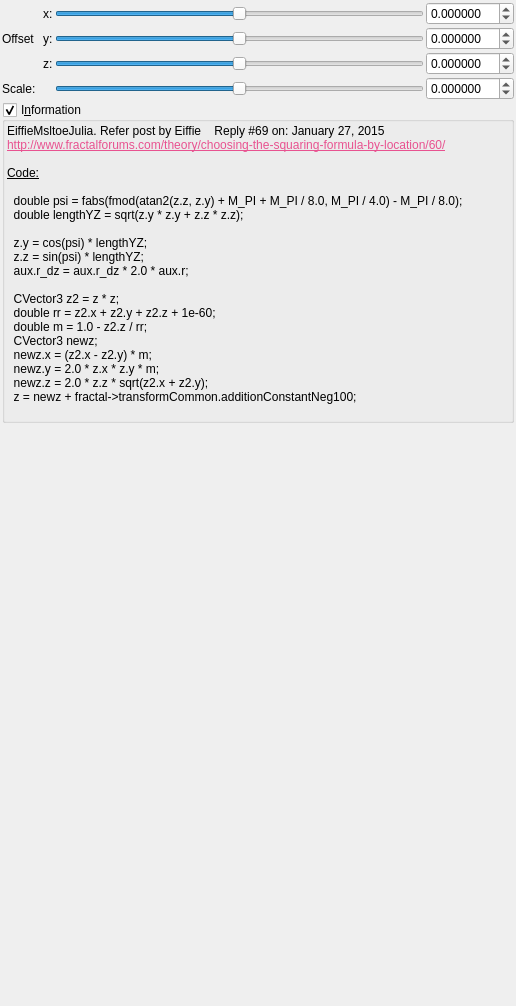
Old version of the form mandelbulber2/qt_data/fractal_eiffie_msltoe.ui in the repository buddhi1980/mandelbulber2.
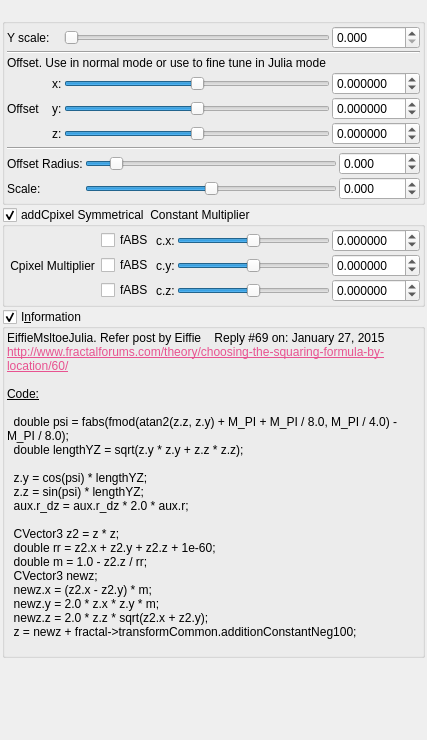
New version of the form. Custom widgets are drawn as their Qt base class.

Commit message:
msltoe julia bulb eiffie
Updated formual & UI

Patch:
```diff
--- a/mandelbulber2/qt_data/fractal_eiffie_msltoe.ui
+++ b/mandelbulber2/qt_data/fractal_eiffie_msltoe.ui
@@ -6,8 +6,8 @@
    <rect>
     <x>0</x>
     <y>0</y>
-    <width>516</width>
-    <height>1006</height>
+    <width>427</width>
+    <height>740</height>
    </rect>
   </property>
   <property name="windowTitle">
@@ -30,253 +30,679 @@
     <number>2</number>
    </property>
    <item>
-    <layout class="QGridLayout" name="gridLayout_64">
-     <property name="spacing">
-      <number>2</number>
+    <widget class="QLabel" name="label">
+     <property name="text">
+      <string/>
      </property>
-     <item row="1" column="3">
-      <widget class="QSlider" name="slider3_transf_addition_constant_neg100_y">
-       <property name="sizePolicy">
-        <sizepolicy hsizetype="Expanding" vsizetype="Maximum">
-         <horstretch>0</horstretch>
-         <verstretch>0</verstretch>
-        </sizepolicy>
-       </property>
-       <property name="minimum">
-        <number>-5000000</number>
-       </property>
-       <property name="maximum">
-        <number>5000000</number>
-       </property>
-       <property name="singleStep">
-        <number>1</number>
-       </property>
-       <property name="orientation">
-        <enum>Qt::Horizontal</enum>
-       </property>
-      </widget>
-     </item>
-     <item row="1" column="4">
-      <widget class="MyDoubleSpinBox" name="spinbox3_transf_addition_constant_neg100_y">
-       <property name="sizePolicy">
-        <sizepolicy hsizetype="Minimum" vsizetype="Maximum">
-         <horstretch>0</horstretch>
-         <verstretch>0</verstretch>
-        </sizepolicy>
-       </property>
-       <property name="prefix">
-        <string/>
-       </property>
-       <property name="suffix">
-        <string/>
-       </property>
-       <property name="decimals">
-        <number>6</number>
-       </property>
-       <property name="minimum">
-        <double>-99.989999999999995</double>
-       </property>
-       <property name="maximum">
-        <double>99.989999999999995</double>
-       </property>
-       <property name="singleStep">
-        <double>0.100000000000000</double>
-       </property>
-      </widget>
-     </item>
-     <item row="2" column="4">
-      <widget class="MyDoubleSpinBox" name="spinbox3_transf_addition_constant_neg100_z">
-       <property name="sizePolicy">
-        <sizepolicy hsizetype="Minimum" vsizetype="Maximum">
-         <horstretch>0</horstretch>
-         <verstretch>0</verstretch>
-        </sizepolicy>
-       </property>
-       <property name="prefix">
-        <string/>
-       </property>
-       <property name="suffix">
-        <string/>
-       </property>
-       <property name="decimals">
-        <number>6</number>
-       </property>
-       <property name="minimum">
-        <double>-99.989999999999995</double>
-       </property>
-       <property name="maximum">
-        <double>99.989999999999995</double>
-       </property>
-       <property name="singleStep">
-        <double>0.100000000000000</double>
-       </property>
-      </widget>
-     </item>
-     <item row="0" column="4">
-      <widget class="MyDoubleSpinBox" name="spinbox3_transf_addition_constant_neg100_x">
-       <property name="sizePolicy">
-        <sizepolicy hsizetype="Minimum" vsizetype="Maximum">
-         <horstretch>0</horstretch>
-         <verstretch>0</verstretch>
-        </sizepolicy>
-       </property>
-       <property name="prefix">
-        <string/>
-       </property>
-       <property name="suffix">
-        <string/>
-       </property>
-       <property name="decimals">
-        <number>6</number>
-       </property>
-       <property name="minimum">
-        <double>-99.989999999999995</double>
-       </property>
-       <property name="maximum">
-        <double>99.989999999999995</double>
-       </property>
-       <property name="singleStep">
-        <double>0.100000000000000</double>
-       </property>
-      </widget>
-     </item>
-     <item row="0" column="3">
-      <widget class="QSlider" name="slider3_transf_addition_constant_neg100_x">
-       <property name="sizePolicy">
-        <sizepolicy hsizetype="Preferred" vsizetype="Preferred">
-         <horstretch>0</horstretch>
-         <verstretch>0</verstretch>
-        </sizepolicy>
-       </property>
-       <property name="minimum">
-        <number>-5000000</number>
-       </property>
-       <property name="maximum">
-        <number>5000000</number>
-       </property>
-       <property name="singleStep">
-        <number>1</number>
-       </property>
-       <property name="orientation">
-        <enum>Qt::Horizontal</enum>
-       </property>
-      </widget>
-     </item>
-     <item row="0" column="2">
-      <widget class="QLabel" name="label_257">
-       <property name="text">
-        <string>x:</string>
-       </property>
-      </widget>
-     </item>
-     <item row="1" column="2">
-      <widget class="QLabel" name="label_264">
-       <property name="text">
-        <string>y:</string>
-       </property>
-      </widget>
-     </item>
-     <item row="2" column="3">
-      <widget class="QSlider" name="slider3_transf_addition_constant_neg100_z">
-       <property name="sizePolicy">
-        <sizepolicy hsizetype="Expanding" vsizetype="Maximum">
-         <horstretch>0</horstretch>
-         <verstretch>0</verstretch>
-        </sizepolicy>
-       </property>
-       <property name="minimum">
-        <number>-5000000</number>
-       </property>
-       <property name="maximum">
-        <number>5000000</number>
-       </property>
-       <property name="singleStep">
-        <number>1</number>
-       </property>
-       <property name="orientation">
-        <enum>Qt::Horizontal</enum>
-       </property>
-      </widget>
-     </item>
-     <item row="1" column="1">
-      <widget class="QLabel" name="label_267">
-       <property name="text">
-        <string>Offset  </string>
-       </property>
-      </widget>
-     </item>
-     <item row="2" column="2">
-      <widget class="QLabel" name="label_266">
-       <property name="text">
-        <string>z:</string>
-       </property>
-      </widget>
-     </item>
-     <item row="3" column="2">
-      <widget class="QLabel" name="label_269">
-       <property name="text">
-        <string/>
-       </property>
-      </widget>
-     </item>
-     <item row="3" column="1">
-      <widget class="QLabel" name="label_268">
-       <property name="text">
-        <string>Scale:</string>
-       </property>
-      </widget>
-     </item>
-     <item row="3" column="4">
-      <widget class="MyDoubleSpinBox" name="spinbox_transf_scale_1">
-       <property name="sizePolicy">
-        <sizepolicy hsizetype="Minimum" vsizetype="Maximum">
-         <horstretch>0</horstretch>
-         <verstretch>0</verstretch>
-        </sizepolicy>
-       </property>
-       <property name="prefix">
-        <string/>
-       </property>
-       <property name="suffix">
-        <string/>
-       </property>
-       <property name="decimals">
-        <number>6</number>
-       </property>
-       <property name="minimum">
-        <double>-99.989999999999995</double>
-       </property>
-       <property name="maximum">
-        <double>99.989999999999995</double>
-       </property>
-       <property name="singleStep">
-        <double>0.100000000000000</double>
-       </property>
-      </widget>
-     </item>
-     <item row="3" column="3">
-      <widget class="QSlider" name="slider_transf_scale_1">
-       <property name="sizePolicy">
-        <sizepolicy hsizetype="Expanding" vsizetype="Maximum">
-         <horstretch>0</horstretch>
-         <verstretch>0</verstretch>
-        </sizepolicy>
-       </property>
-       <property name="minimum">
-        <number>-5000000</number>
-       </property>
-       <property name="maximum">
-        <number>5000000</number>
-       </property>
-       <property name="singleStep">
-        <number>1</number>
-       </property>
-       <property name="orientation">
-        <enum>Qt::Horizontal</enum>
-       </property>
-      </widget>
-     </item>
-    </layout>
+    </widget>
+   </item>
+   <item>
+    <widget class="QGroupBox" name="groupBox_2">
+     <property name="toolTip">
+      <string>&lt;html&gt;&lt;head/&gt;&lt;body&gt;&lt;p&gt;&lt;span style=&quot; color:#000000;&quot;&gt;Post by Eiffie    Reply #69 on: January 27, 2015, 06:17:59 PM »&lt;/span&gt;&lt;/p&gt;&lt;p&gt;&lt;span style=&quot; font-family:'Courier New,courier'; color:#000000;&quot;&gt;http://www.fractalforums.com/theory/choosing-the-squaring-formula-by-location/60/&lt;/span&gt;&lt;/p&gt;&lt;/body&gt;&lt;/html&gt;</string>
+     </property>
+     <property name="title">
+      <string/>
+     </property>
+     <property name="checkable">
+      <bool>false</bool>
+     </property>
+     <layout class="QVBoxLayout" name="verticalLayout_30" stretch="0">
+      <property name="spacing">
+       <number>2</number>
+      </property>
+      <property name="leftMargin">
+       <number>2</number>
+      </property>
+      <property name="topMargin">
+       <number>2</number>
+      </property>
+      <property name="rightMargin">
+       <number>2</number>
+      </property>
+      <property name="bottomMargin">
+       <number>2</number>
+      </property>
+      <item>
+       <layout class="QGridLayout" name="gridLayout_64">
+        <property name="spacing">
+         <number>2</number>
+        </property>
+        <item row="7" column="1" colspan="4">
+         <layout class="QGridLayout" name="gridLayout_3">
+          <property name="spacing">
+           <number>2</number>
+          </property>
+          <item row="1" column="1">
+           <widget class="QSlider" name="slider_transf_scale_1">
+            <property name="sizePolicy">
+             <sizepolicy hsizetype="Expanding" vsizetype="Maximum">
+              <horstretch>0</horstretch>
+              <verstretch>0</verstretch>
+             </sizepolicy>
+            </property>
+            <property name="minimum">
+             <number>-2000</number>
+            </property>
+            <property name="maximum">
+             <number>2000</number>
+            </property>
+            <property name="value">
+             <number>0</number>
+            </property>
+            <property name="sliderPosition">
+             <number>0</number>
+            </property>
+            <property name="orientation">
+             <enum>Qt::Horizontal</enum>
+            </property>
+           </widget>
+          </item>
+          <item row="0" column="2">
+           <widget class="MyDoubleSpinBox" name="spinbox_transf_offset">
+            <property name="sizePolicy">
+             <sizepolicy hsizetype="Minimum" vsizetype="Maximum">
+              <horstretch>0</horstretch>
+              <verstretch>0</verstretch>
+             </sizepolicy>
+            </property>
+            <property name="prefix">
+             <string/>
+            </property>
+            <property name="suffix">
+             <string/>
+            </property>
+            <property name="decimals">
+             <number>3</number>
+            </property>
+            <property name="minimum">
+             <double>-2000.000000000000000</double>
+            </property>
+            <property name="maximum">
+             <double>2000.000000000000000</double>
+            </property>
+            <property name="singleStep">
+             <double>0.100000000000000</double>
+            </property>
+           </widget>
+          </item>
+          <item row="1" column="2">
+           <widget class="MyDoubleSpinBox" name="spinbox_transf_scale_1">
+            <property name="sizePolicy">
+             <sizepolicy hsizetype="Minimum" vsizetype="Maximum">
+              <horstretch>0</horstretch>
+              <verstretch>0</verstretch>
+             </sizepolicy>
+            </property>
+            <property name="prefix">
+             <string/>
+            </property>
+            <property name="suffix">
+             <string/>
+            </property>
+            <property name="decimals">
+             <number>3</number>
+            </property>
+            <property name="minimum">
+             <double>-2000.000000000000000</double>
+            </property>
+            <property name="maximum">
+             <double>2000.000000000000000</double>
+            </property>
+            <property name="singleStep">
+             <double>0.100000000000000</double>
+            </property>
+           </widget>
+          </item>
+          <item row="0" column="1">
+           <widget class="QSlider" name="slider_transf_offset">
+            <property name="sizePolicy">
+             <sizepolicy hsizetype="Expanding" vsizetype="Maximum">
+              <horstretch>0</horstretch>
+              <verstretch>0</verstretch>
+             </sizepolicy>
+            </property>
+            <property name="minimum">
+             <number>-2000</number>
+            </property>
+            <property name="maximum">
+             <number>18000</number>
+            </property>
+            <property name="value">
+             <number>0</number>
+            </property>
+            <property name="sliderPosition">
+             <number>0</number>
+            </property>
+            <property name="orientation">
+             <enum>Qt::Horizontal</enum>
+            </property>
+           </widget>
+          </item>
+          <item row="1" column="0">
+           <widget class="QLabel" name="label_147">
+            <property name="text">
+             <string>Scale:</string>
+            </property>
+           </widget>
+          </item>
+          <item row="0" column="0">
+           <widget class="QLabel" name="label_146">
+            <property name="text">
+             <string>Offset Radius:</string>
+            </property>
+           </widget>
+          </item>
+         </layout>
+        </item>
+        <item row="0" column="4">
+         <widget class="MyDoubleSpinBox" name="spinbox_transf_scale">
+          <property name="sizePolicy">
+           <sizepolicy hsizetype="Minimum" vsizetype="Maximum">
+            <horstretch>0</horstretch>
+            <verstretch>0</verstretch>
+           </sizepolicy>
+          </property>
+          <property name="prefix">
+           <string/>
+          </property>
+          <property name="suffix">
+           <string/>
+          </property>
+          <property name="decimals">
+           <number>3</number>
+          </property>
+          <property name="minimum">
+           <double>0.000000000000000</double>
+          </property>
+          <property name="maximum">
+           <double>115.000000000000000</double>
+          </property>
+          <property name="singleStep">
+           <double>0.100000000000000</double>
+          </property>
+         </widget>
+        </item>
+        <item row="5" column="2">
+         <widget class="QLabel" name="label_266">
+          <property name="text">
+           <string>z:</string>
+          </property>
+         </widget>
+        </item>
+        <item row="5" column="3">
+         <widget class="QSlider" name="slider3_transf_addition_constant_z">
+          <property name="sizePolicy">
+           <sizepolicy hsizetype="Expanding" vsizetype="Maximum">
+            <horstretch>0</horstretch>
+            <verstretch>0</verstretch>
+           </sizepolicy>
+          </property>
+          <property name="minimum">
+           <number>-5000000</number>
+          </property>
+          <property name="maximum">
+           <number>5000000</number>
+          </property>
+          <property name="singleStep">
+           <number>1</number>
+          </property>
+          <property name="orientation">
+           <enum>Qt::Horizontal</enum>
+          </property>
+         </widget>
+        </item>
+        <item row="0" column="3">
+         <widget class="QSlider" name="slider_transf_scale">
+          <property name="sizePolicy">
+           <sizepolicy hsizetype="Expanding" vsizetype="Maximum">
+            <horstretch>0</horstretch>
+            <verstretch>0</verstretch>
+           </sizepolicy>
+          </property>
+          <property name="minimum">
+           <number>0</number>
+          </property>
+          <property name="maximum">
+           <number>1000</number>
+          </property>
+          <property name="singleStep">
+           <number>1</number>
+          </property>
+          <property name="pageStep">
+           <number>100</number>
+          </property>
+          <property name="orientation">
+           <enum>Qt::Horizontal</enum>
+          </property>
+         </widget>
+        </item>
+        <item row="4" column="3">
+         <widget class="QSlider" name="slider3_transf_addition_constant_y">
+          <property name="sizePolicy">
+           <sizepolicy hsizetype="Expanding" vsizetype="Maximum">
+            <horstretch>0</horstretch>
+            <verstretch>0</verstretch>
+           </sizepolicy>
+          </property>
+          <property name="minimum">
+           <number>-5000000</number>
+          </property>
+          <property name="maximum">
+           <number>5000000</number>
+          </property>
+          <property name="singleStep">
+           <number>1</number>
+          </property>
+          <property name="orientation">
+           <enum>Qt::Horizontal</enum>
+          </property>
+         </widget>
+        </item>
+        <item row="1" column="1" colspan="4">
+         <widget class="Line" name="line">
+          <property name="orientation">
+           <enum>Qt::Horizontal</enum>
+          </property>
+         </widget>
+        </item>
+        <item row="3" column="4">
+         <widget class="MyDoubleSpinBox" name="spinbox3_transf_addition_constant_x">
+          <property name="sizePolicy">
+           <sizepolicy hsizetype="Minimum" vsizetype="Maximum">
+            <horstretch>0</horstretch>
+            <verstretch>0</verstretch>
+           </sizepolicy>
+          </property>
+          <property name="prefix">
+           <string/>
+          </property>
+          <property name="suffix">
+           <string/>
+          </property>
+          <property name="decimals">
+           <number>6</number>
+          </property>
+          <property name="minimum">
+           <double>-99.989999999999995</double>
+          </property>
+          <property name="maximum">
+           <double>99.989999999999995</double>
+          </property>
+          <property name="singleStep">
+           <double>0.100000000000000</double>
+          </property>
+         </widget>
+        </item>
+        <item row="4" column="2">
+         <widget class="QLabel" name="label_264">
+          <property name="text">
+           <string>y:</string>
+          </property>
+         </widget>
+        </item>
+        <item row="3" column="2">
+         <widget class="QLabel" name="label_257">
+          <property name="text">
+           <string>x:</string>
+          </property>
+         </widget>
+        </item>
+        <item row="5" column="4">
+         <widget class="MyDoubleSpinBox" name="spinbox3_transf_addition_constant_z">
+          <property name="sizePolicy">
+           <sizepolicy hsizetype="Minimum" vsizetype="Maximum">
+            <horstretch>0</horstretch>
+            <verstretch>0</verstretch>
+           </sizepolicy>
+          </property>
+          <property name="prefix">
+           <string/>
+          </property>
+          <property name="suffix">
+           <string/>
+          </property>
+          <property name="decimals">
+           <number>6</number>
+          </property>
+          <property name="minimum">
+           <double>-99.989999999999995</double>
+          </property>
+          <property name="maximum">
+           <double>99.989999999999995</double>
+          </property>
+          <property name="singleStep">
+           <double>0.100000000000000</double>
+          </property>
+         </widget>
+        </item>
+        <item row="4" column="4">
+         <widget class="MyDoubleSpinBox" name="spinbox3_transf_addition_constant_y">
+          <property name="sizePolicy">
+           <sizepolicy hsizetype="Minimum" vsizetype="Maximum">
+            <horstretch>0</horstretch>
+            <verstretch>0</verstretch>
+           </sizepolicy>
+          </property>
+          <property name="prefix">
+           <string/>
+          </property>
+          <property name="suffix">
+           <string/>
+          </property>
+          <property name="decimals">
+           <number>6</number>
+          </property>
+          <property name="minimum">
+           <double>-99.989999999999995</double>
+          </property>
+          <property name="maximum">
+           <double>99.989999999999995</double>
+          </property>
+          <property name="singleStep">
+           <double>0.100000000000000</double>
+          </property>
+         </widget>
+        </item>
+        <item row="6" column="1" colspan="4">
+         <widget class="Line" name="line_2">
+          <property name="orientation">
+           <enum>Qt::Horizontal</enum>
+          </property>
+         </widget>
+        </item>
+        <item row="4" column="1">
+         <widget class="QLabel" name="label_267">
+          <property name="text">
+           <string>Offset  </string>
+          </property>
+         </widget>
+        </item>
+        <item row="2" column="1" colspan="4">
+         <widget class="QLabel" name="label_2">
+          <property name="text">
+           <string>Offset. Use in normal mode or use to fine tune in Julia mode</string>
+          </property>
+         </widget>
+        </item>
+        <item row="3" column="3">
+         <widget class="QSlider" name="slider3_transf_addition_constant_x">
+          <property name="sizePolicy">
+           <sizepolicy hsizetype="Preferred" vsizetype="Preferred">
+            <horstretch>0</horstretch>
+            <verstretch>0</verstretch>
+           </sizepolicy>
+          </property>
+          <property name="minimum">
+           <number>-5000000</number>
+          </property>
+          <property name="maximum">
+           <number>5000000</number>
+          </property>
+          <property name="singleStep">
+           <number>1</number>
+          </property>
+          <property name="orientation">
+           <enum>Qt::Horizontal</enum>
+          </property>
+         </widget>
+        </item>
+        <item row="0" column="1">
+         <widget class="QLabel" name="label_8">
+          <property name="text">
+           <string>Y scale:</string>
+          </property>
+         </widget>
+        </item>
+       </layout>
+      </item>
+     </layout>
+    </widget>
+   </item>
+   <item>
+    <widget class="MyGroupBox" name="groupCheck_transf_addCpixel_enabled_false">
+     <property name="toolTip">
+      <string>&lt;html&gt;&lt;head/&gt;&lt;body&gt;&lt;p&gt;Cpixel is CVector3 c = ( c.x, c.y, c.z). It is each original point (pixel) in 3D space where the iteration starts from, ( c = original z for each point .) It is commonly found in formula structures z = f(z) + c.&lt;/p&gt;&lt;p&gt;The Cpixel multiplier effectively scales this point &amp;quot;c&amp;quot; towards the origin.&lt;/p&gt;&lt;p&gt;This transform allows the addition or subtraction of Cpixel, dependent on whether z is postive or negative.&lt;/p&gt;&lt;p&gt;e.g if &lt;span style=&quot; font-style:italic;&quot;&gt;z.x&lt;/span&gt; is positive then &lt;span style=&quot; font-style:italic;&quot;&gt;fabs(c.x)&lt;/span&gt; is added, if &lt;span style=&quot; font-style:italic;&quot;&gt;z.x&lt;/span&gt; is negative then &lt;span style=&quot; font-style:italic;&quot;&gt;fabs(c)&lt;/span&gt; is subtracted. &lt;/p&gt;&lt;p&gt;Also try negative addCpixel constant multipliers.&lt;/p&gt;&lt;p&gt;If checkBoxes are disabled then Cpixel remains signed.&lt;/p&gt;&lt;p&gt;&lt;br/&gt;&lt;/p&gt;&lt;/body&gt;&lt;/html&gt;</string>
+     </property>
+     <property name="title">
+      <string>addCpixel Symmetrical  Constant Multiplier </string>
+     </property>
+     <property name="checkable">
+      <bool>true</bool>
+     </property>
+     <layout class="QVBoxLayout" name="verticalLayout_49">
+      <property name="spacing">
+       <number>2</number>
+      </property>
+      <property name="leftMargin">
+       <number>2</number>
+      </property>
+      <property name="topMargin">
+       <number>2</number>
+      </property>
+      <property name="rightMargin">
+       <number>2</number>
+      </property>
+      <property name="bottomMargin">
+       <number>2</number>
+      </property>
+      <item>
+       <layout class="QGridLayout" name="gridLayout_23">
+        <property name="spacing">
+         <number>2</number>
+        </property>
+        <item row="0" column="4">
+         <widget class="MyDoubleSpinBox" name="spinbox3_transf_constant_multiplier_000_x">
+          <property name="sizePolicy">
+           <sizepolicy hsizetype="Minimum" vsizetype="Maximum">
+            <horstretch>0</horstretch>
+            <verstretch>0</verstretch>
+           </sizepolicy>
+          </property>
+          <property name="prefix">
+           <string/>
+          </property>
+          <property name="suffix">
+           <string/>
+          </property>
+          <property name="decimals">
+           <number>6</number>
+          </property>
+          <property name="minimum">
+           <double>-99.989999999999995</double>
+          </property>
+          <property name="maximum">
+           <double>99.989999999999995</double>
+          </property>
+          <property name="singleStep">
+           <double>0.100000000000000</double>
+          </property>
+         </widget>
+        </item>
+        <item row="0" column="2">
+         <widget class="QLabel" name="label_109">
+          <property name="text">
+           <string>c.x:</string>
+          </property>
+         </widget>
+        </item>
+        <item row="1" column="4">
+         <widget class="MyDoubleSpinBox" name="spinbox3_transf_constant_multiplier_000_y">
+          <property name="sizePolicy">
+           <sizepolicy hsizetype="Minimum" vsizetype="Maximum">
+            <horstretch>0</horstretch>
+            <verstretch>0</verstretch>
+           </sizepolicy>
+          </property>
+          <property name="prefix">
+           <string/>
+          </property>
+          <property name="suffix">
+           <string/>
+          </property>
+          <property name="decimals">
+           <number>6</number>
+          </property>
+          <property name="minimum">
+           <double>-99.989999999999995</double>
+          </property>
+          <property name="maximum">
+           <double>99.989999999999995</double>
+          </property>
+          <property name="singleStep">
+           <double>0.100000000000000</double>
+          </property>
+         </widget>
+        </item>
+        <item row="2" column="4">
+         <widget class="MyDoubleSpinBox" name="spinbox3_transf_constant_multiplier_000_z">
+          <property name="sizePolicy">
+           <sizepolicy hsizetype="Minimum" vsizetype="Maximum">
+            <horstretch>0</horstretch>
+            <verstretch>0</verstretch>
+           </sizepolicy>
+          </property>
+          <property name="prefix">
+           <string/>
+          </property>
+          <property name="suffix">
+           <string/>
+          </property>
+          <property name="decimals">
+           <number>6</number>
+          </property>
+          <property name="minimum">
+           <double>-99.989999999999995</double>
+          </property>
+          <property name="maximum">
+           <double>99.989999999999995</double>
+          </property>
+          <property name="singleStep">
+           <double>0.100000000000000</double>
+          </property>
+         </widget>
+        </item>
+        <item row="1" column="2">
+         <widget class="QLabel" name="label_110">
+          <property name="text">
+           <string>c.y:</string>
+          </property>
+         </widget>
+        </item>
+        <item row="2" column="2">
+         <widget class="QLabel" name="label_111">
+          <property name="text">
+           <string>c.z:</string>
+          </property>
+         </widget>
+        </item>
+        <item row="0" column="3">
+         <widget class="QSlider" name="slider3_transf_constant_multiplier_000_x">
+          <property name="sizePolicy">
+           <sizepolicy hsizetype="Expanding" vsizetype="Maximum">
+            <horstretch>0</horstretch>
+            <verstretch>0</verstretch>
+           </sizepolicy>
+          </property>
+          <property name="minimum">
+           <number>-10000000</number>
+          </property>
+          <property name="maximum">
+           <number>10000000</number>
+          </property>
+          <property name="value">
+           <number>0</number>
+          </property>
+          <property name="sliderPosition">
+           <number>0</number>
+          </property>
+          <property name="orientation">
+           <enum>Qt::Horizontal</enum>
+          </property>
+         </widget>
+        </item>
+        <item row="2" column="1">
+         <widget class="QCheckBox" name="checkBox_transf_function_enabledz">
+          <property name="text">
+           <string>fABS</string>
+          </property>
+         </widget>
+        </item>
+        <item row="1" column="3">
+         <widget class="QSlider" name="slider3_transf_constant_multiplier_000_y">
+          <property name="sizePolicy">
+           <sizepolicy hsizetype="Expanding" vsizetype="Maximum">
+            <horstretch>0</horstretch>
+            <verstretch>0</verstretch>
+           </sizepolicy>
+          </property>
+          <property name="minimum">
+           <number>-10000000</number>
+          </property>
+          <property name="maximum">
+           <number>10000000</number>
+          </property>
+          <property name="value">
+           <number>0</number>
+          </property>
+          <property name="sliderPosition">
+           <number>0</number>
+          </property>
+          <property name="orientation">
+           <enum>Qt::Horizontal</enum>
+          </property>
+         </widget>
+        </item>
+        <item row="0" column="1">
+         <widget class="QCheckBox" name="checkBox_transf_function_enabledx">
+          <property name="text">
+           <string>fABS</string>
+          </property>
+         </widget>
+        </item>
+        <item row="2" column="3">
+         <widget class="QSlider" name="slider3_transf_constant_multiplier_000_z">
+          <property name="sizePolicy">
+           <sizepolicy hsizetype="Expanding" vsizetype="Maximum">
+            <horstretch>0</horstretch>
+            <verstretch>0</verstretch>
+           </sizepolicy>
+          </property>
+          <property name="minimum">
+           <number>-10000000</number>
+          </property>
+          <property name="maximum">
+           <number>10000000</number>
+          </property>
+          <property name="value">
+           <number>0</number>
+          </property>
+          <property name="sliderPosition">
+           <number>0</number>
+          </property>
+          <property name="orientation">
+           <enum>Qt::Horizontal</enum>
+          </property>
+         </widget>
+        </item>
+        <item row="1" column="1">
+         <widget class="QCheckBox" name="checkBox_transf_function_enabledy">
+          <property name="text">
+           <string>fABS</string>
+          </property>
+         </widget>
+        </item>
+        <item row="1" column="0">
+         <widget class="QLabel" name="label_112">
+          <property name="text">
+           <string> Cpixel Multiplier </string>
+          </property>
+         </widget>
+        </item>
+       </layout>
+      </item>
+     </layout>
+    </widget>
    </item>
    <item>
     <widget class="MyGroupBox" name="groupCheck_info">
```
The commit also changes 4 other files.
